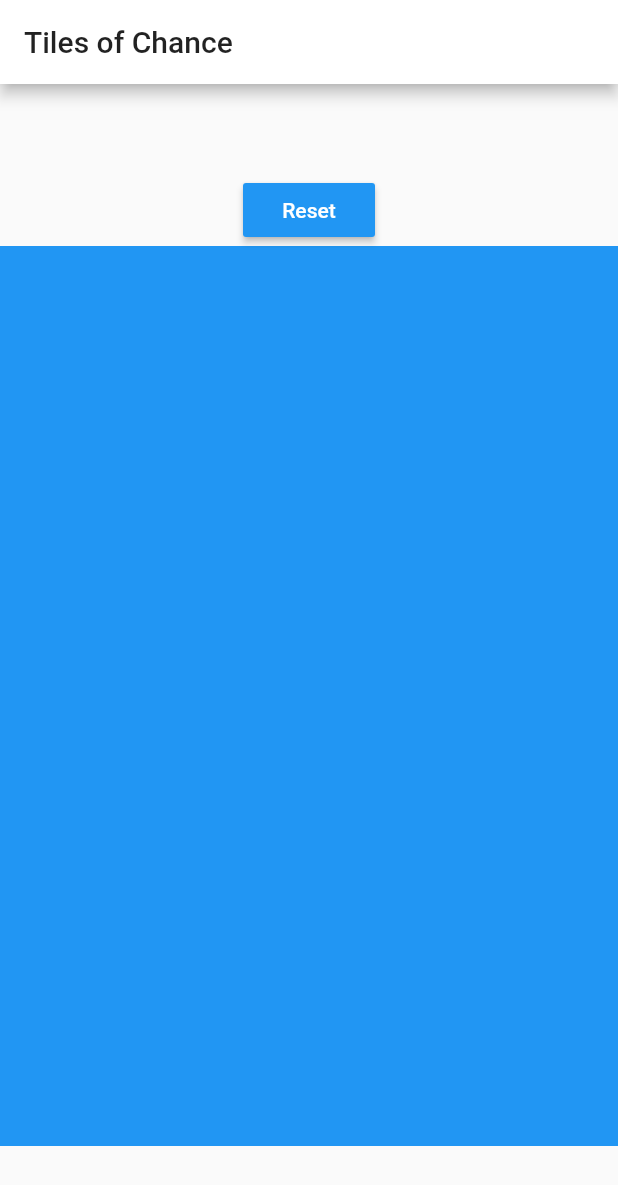
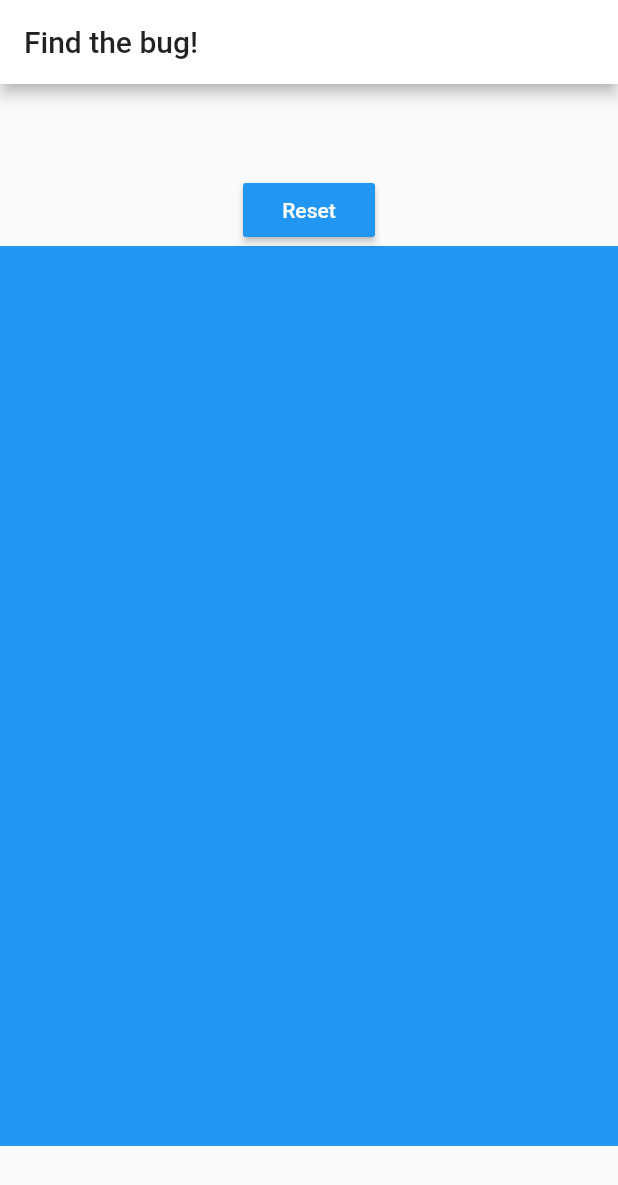
Before and after one commit to semajed/tiles_of_chance, a Flutter app: the screen it shows after launch, on a phone screen of 412 x 824 dp. Shown: the top 1185 px of the screen. Run offline on Flutter 3.47's test engine with Material 2 defaults, Android fonts, the phone set to English and light mode, and no system bars.

```diff
--- a/lib/single_tile.dart
+++ b/lib/single_tile.dart
@@ -30,6 +30,15 @@ class SingleTile extends StatefulWidget {
 class _SingleTileState extends State<SingleTile> {
   bool _tapped = false;
 
+  double setOpacity(bool monsterFound){
+    if(widget.monsterFound && widget.monsterCol == widget.columnIndex && widget.monsterRow == widget.rowIndex){
+      return 1.0;
+    }else{
+      return 0.0;
+    }
+
+  }
+
   @override
   Widget build(BuildContext context) {
 
@@ -41,9 +50,10 @@ class _SingleTileState extends State<SingleTile> {
             ),
             height: 150.0,
             child: Opacity(
-              opacity: widget.monsterFound ? 1 : 0,
+              //opacity: widget.monsterFound ? 1 : 0,
+              opacity: setOpacity(widget.monsterFound),
               child: Icon(
-                Icons.insert_emoticon,
+                Icons.adb,
                 color: Colors.white,
                 size: 100.0
               ),
--- a/lib/tiles.dart
+++ b/lib/tiles.dart
@@ -44,7 +44,7 @@ class _CustomTilesState extends State<CustomTiles> {
   Widget build(BuildContext context) {
     return Scaffold(
       appBar: AppBar(
-        title: Text("Tiles of Chance"),
+        title: Text("Find the bug!"),
       ),
       body:
         Column(
```
